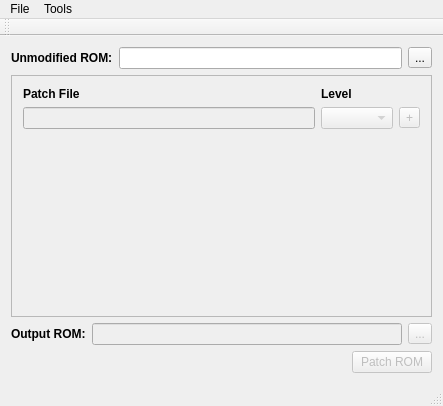
First picture: the form in MrPatcher2/MrPatcher2.ui, repository MittenzHugg/Mr.Patcher, before the edit.
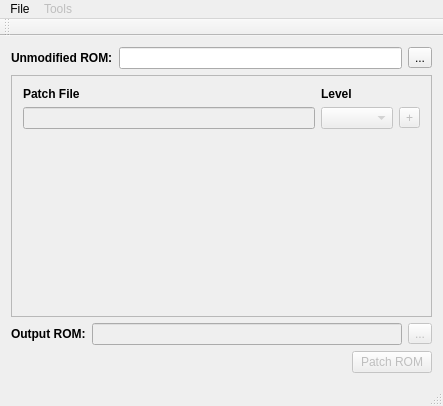
Second picture: the form after the edit. Icons and pictures are not drawn.

Diff of the .ui file:
```diff
--- a/MrPatcher2/MrPatcher2.ui
+++ b/MrPatcher2/MrPatcher2.ui
@@ -241,6 +241,9 @@
     <addaction name="export_decomp_action"/>
    </widget>
    <widget class="QMenu" name="menuTools">
+    <property name="enabled">
+     <bool>false</bool>
+    </property>
     <property name="title">
      <string>Tools</string>
     </property>
```
Left out of the diff: 12 changed lines with no effect on the pictures.
